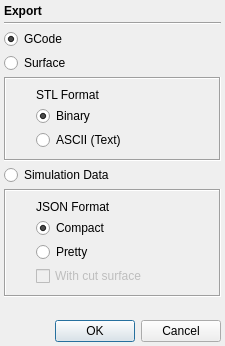
Before: the Qt Designer form qt/export_dialog.ui in CauldronDevelopmentLLC/CAMotics, drawn with Qt 5.
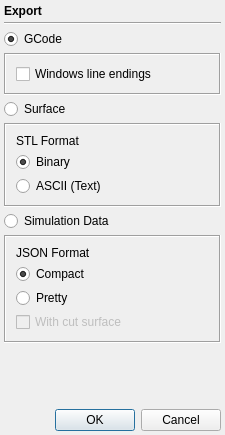
After: the same form once the commit is applied.

Commit message: Allow outputing GCode with CRLF Windows line endings.  #286

```diff
--- a/qt/export_dialog.ui
+++ b/qt/export_dialog.ui
@@ -10,7 +10,7 @@
     <x>0</x>
     <y>0</y>
     <width>225</width>
-    <height>346</height>
+    <height>435</height>
    </rect>
   </property>
   <property name="minimumSize">
@@ -21,8 +21,8 @@
   </property>
   <property name="maximumSize">
    <size>
-    <width>225</width>
-    <height>346</height>
+    <width>227</width>
+    <height>435</height>
    </size>
   </property>
   <property name="windowTitle">
@@ -80,6 +80,31 @@
      </attribute>
     </widget>
    </item>
+   <item>
+    <widget class="QFrame" name="frame">
+     <property name="frameShape">
+      <enum>QFrame::Box</enum>
+     </property>
+     <property name="frameShadow">
+      <enum>QFrame::Sunken</enum>
+     </property>
+     <layout class="QVBoxLayout" name="verticalLayout_4">
+      <property name="spacing">
+       <number>4</number>
+      </property>
+      <property name="leftMargin">
+       <number>10</number>
+      </property>
+      <item>
+       <widget class="QCheckBox" name="crlfCheckBox">
+        <property name="text">
+         <string>Windows line endings</string>
+        </property>
+       </widget>
+      </item>
+     </layout>
+    </widget>
+   </item>
    <item>
     <widget class="QRadioButton" name="surfaceRadioButton">
      <property name="text">
@@ -106,7 +131,7 @@
        <number>4</number>
       </property>
       <property name="leftMargin">
-       <number>30</number>
+       <number>10</number>
       </property>
       <item>
        <widget class="QLabel" name="label_3">
@@ -163,7 +188,7 @@
        <number>4</number>
       </property>
       <property name="leftMargin">
-       <number>30</number>
+       <number>10</number>
       </property>
       <item>
        <widget class="QLabel" name="label_2">
@@ -220,6 +245,19 @@
      </property>
     </spacer>
    </item>
+   <item>
+    <spacer name="verticalSpacer_2">
+     <property name="orientation">
+      <enum>Qt::Vertical</enum>
+     </property>
+     <property name="sizeHint" stdset="0">
+      <size>
+       <width>20</width>
+       <height>40</height>
+      </size>
+     </property>
+    </spacer>
+   </item>
    <item>
     <widget class="QDialogButtonBox" name="buttonBox">
      <property name="orientation">
```
The commit also changes 4 other files.
